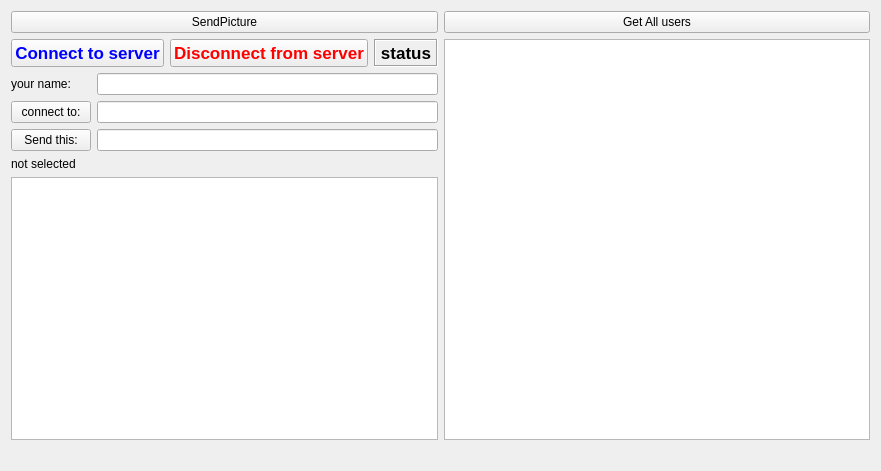
Above: clientPart/mainwindow.ui from maloleg/Qt-messenger before the change. Below: the same form after it.
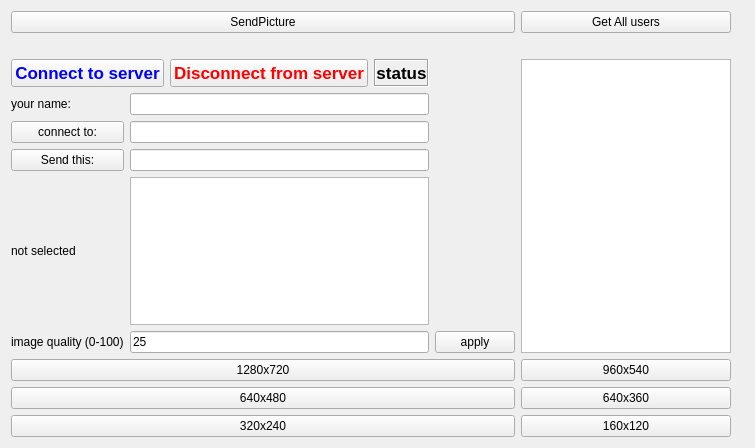
That is the form after the change.

Patch:
```diff
--- a/clientPart/mainwindow.ui
+++ b/clientPart/mainwindow.ui
@@ -6,8 +6,8 @@
    <rect>
     <x>0</x>
     <y>0</y>
-    <width>881</width>
-    <height>471</height>
+    <width>755</width>
+    <height>448</height>
    </rect>
   </property>
   <property name="windowTitle">
@@ -15,8 +15,93 @@
   </property>
   <widget class="QWidget" name="centralWidget">
    <layout class="QGridLayout" name="gridLayout_2">
-    <item row="3" column="0">
+    <item row="12" column="1">
+     <widget class="QPushButton" name="pushButton_r2">
+      <property name="text">
+       <string>960x540</string>
+      </property>
+     </widget>
+    </item>
+    <item row="14" column="1">
+     <widget class="QPushButton" name="pushButton_r6">
+      <property name="text">
+       <string>160x120</string>
+      </property>
+     </widget>
+    </item>
+    <item row="1" column="2">
+     <widget class="QLabel" name="img_label">
+      <property name="text">
+       <string/>
+      </property>
+     </widget>
+    </item>
+    <item row="0" column="0">
+     <widget class="QPushButton" name="pushButton_sendPicture">
+      <property name="text">
+       <string>SendPicture</string>
+      </property>
+     </widget>
+    </item>
+    <item row="12" column="0">
+     <widget class="QPushButton" name="pushButton_r1">
+      <property name="text">
+       <string>1280x720</string>
+      </property>
+     </widget>
+    </item>
+    <item row="13" column="1">
+     <widget class="QPushButton" name="pushButton_r4">
+      <property name="text">
+       <string>640x360</string>
+      </property>
+     </widget>
+    </item>
+    <item row="2" column="1">
+     <widget class="QListWidget" name="listWidget"/>
+    </item>
+    <item row="14" column="0">
+     <widget class="QPushButton" name="pushButton_r5">
+      <property name="text">
+       <string>320x240</string>
+      </property>
+     </widget>
+    </item>
+    <item row="13" column="0">
+     <widget class="QPushButton" name="pushButton_r3">
+      <property name="text">
+       <string>640x480</string>
+      </property>
+     </widget>
+    </item>
+    <item row="2" column="0">
      <layout class="QGridLayout" name="gridLayout">
+      <item row="6" column="0">
+       <widget class="QPushButton" name="pushButton_send">
+        <property name="text">
+         <string>Send this:</string>
+        </property>
+        <property name="default">
+         <bool>false</bool>
+        </property>
+        <property name="flat">
+         <bool>false</bool>
+        </property>
+       </widget>
+      </item>
+      <item row="6" column="1">
+       <widget class="QLineEdit" name="lineEdit_message"/>
+      </item>
+      <item row="7" column="1">
+       <widget class="QTextEdit" name="textEdit_log"/>
+      </item>
+      <item row="8" column="1">
+       <widget class="QLineEdit" name="lineEdit_3">
+        <property name="text">
+         <string>25</string>
+        </property>
+       </widget>
+      </item>
       <item row="3" column="1">
        <widget class="QLineEdit" name="lineEdit">
         <property name="inputMask">
@@ -24,8 +109,26 @@
         </property>
        </widget>
       </item>
-      <item row="6" column="1">
-       <widget class="QLineEdit" name="lineEdit_message"/>
+      <item row="7" column="0">
+       <widget class="QLabel" name="label_2">
+        <property name="text">
+         <string>not selected</string>
+        </property>
+       </widget>
+      </item>
+      <item row="5" column="0">
+       <widget class="QPushButton" name="pushButton_dialogWith">
+        <property name="text">
+         <string>connect to:</string>
+        </property>
+       </widget>
+      </item>
+      <item row="8" column="0">
+       <widget class="QLabel" name="label_3">
+        <property name="text">
+         <string>image quality (0-100)</string>
+        </property>
+       </widget>
       </item>
       <item row="0" column="0" colspan="2">
        <layout class="QHBoxLayout" name="horizontalLayout_2">
@@ -97,36 +200,6 @@
         </item>
        </layout>
       </item>
-      <item row="8" column="0" colspan="2">
-       <widget class="QTextEdit" name="textEdit_log"/>
-      </item>
-      <item row="6" column="0">
-       <widget class="QPushButton" name="pushButton_send">
-        <property name="text">
-         <string>Send this:</string>
-        </property>
-        <property name="default">
-         <bool>false</bool>
-        </property>
-        <property name="flat">
-         <bool>false</bool>
-        </property>
-       </widget>
-      </item>
-      <item row="7" column="0">
-       <widget class="QLabel" name="label_2">
-        <property name="text">
-         <string>not selected</string>
-        </property>
-       </widget>
-      </item>
-      <item row="5" column="0">
-       <widget class="QPushButton" name="pushButton_dialogWith">
-        <property name="text">
-         <string>connect to:</string>
-        </property>
-       </widget>
-      </item>
       <item row="5" column="1">
        <widget class="QLineEdit" name="lineEdit_2">
         <property name="inputMask">
@@ -141,32 +214,22 @@
         </property>
        </widget>
       </item>
+      <item row="8" column="2">
+       <widget class="QPushButton" name="pushButton_apply">
+        <property name="text">
+         <string>apply</string>
+        </property>
+       </widget>
+      </item>
      </layout>
     </item>
-    <item row="3" column="1">
-     <widget class="QListWidget" name="listWidget"/>
-    </item>
-    <item row="1" column="0">
-     <widget class="QPushButton" name="pushButton_sendPicture">
-      <property name="text">
-       <string>SendPicture</string>
-      </property>
-     </widget>
-    </item>
-    <item row="1" column="1">
+    <item row="0" column="1">
      <widget class="QPushButton" name="pushButtonGetUsers">
       <property name="text">
        <string>Get All users</string>
       </property>
      </widget>
     </item>
-    <item row="4" column="1">
-     <widget class="QLabel" name="img_label">
-      <property name="text">
-       <string/>
-      </property>
-     </widget>
-    </item>
    </layout>
   </widget>
  </widget>
```
Left out of the diff: 5 changed lines with no effect on the pictures.
